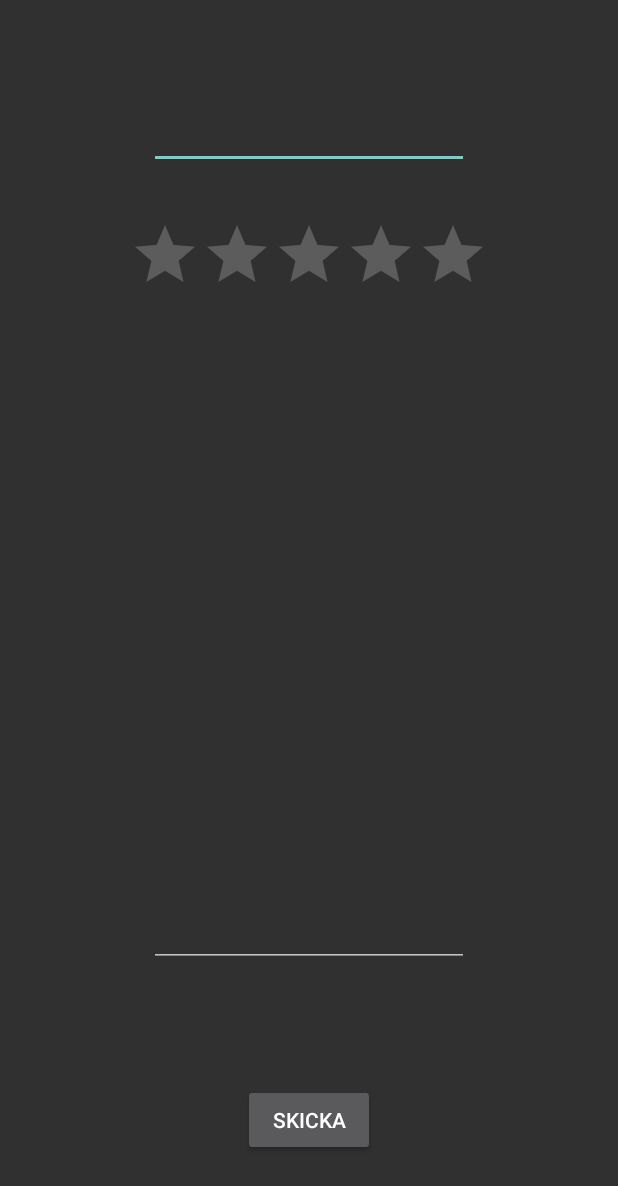
After one commit to Fluchey/PVT_SportApp, an Android app: the placeReviewActivity screen opened directly, with no data from a screen before it, on a phone screen of 412 x 824 dp. The commit adds this screen. Shown: the top 1186 px of the screen. Run offline under Robolectric (Android 15) with nearby library versions, the phone set to English and light mode, and no system bars.

Commit message:
place reviews wip first commit

```diff
--- a/app/src/main/AndroidManifest.xml
+++ b/app/src/main/AndroidManifest.xml
@@ -47,17 +47,15 @@
             android:name="com.sportify.maps.activity.MapsActivity"
             android:exported="true"
             android:label="@string/title_activity_maps" />
-
         <activity
             android:name="com.sportify.userArea.activity.UserAreaActivity"
             android:exported="true" />
-
         <activity android:name="com.sportify.createEvent.activity.CreateEventActivity" />
-
         <activity
             android:name="com.sportify.friends.activity.FriendActivity"
             android:label="@string/title_activity_friend"
-            android:theme="@style/Theme.AppCompat.NoActionBar"></activity>
+            android:theme="@style/Theme.AppCompat.NoActionBar" />
+        <activity android:name="com.sportify.placeReview.activity.placeReviewActivity"></activity>
     </application>
 
 </manifest>
--- a/app/src/main/java/com/sportify/maps/activity/MapsActivity.java
+++ b/app/src/main/java/com/sportify/maps/activity/MapsActivity.java
@@ -28,8 +28,8 @@ public class MapsActivity extends FragmentActivity implements MapsView, OnMapRea
     private MapsPresenter mapsPresenter;
     private SharedPreferences sharedPref;
 
-    private static LatLng STHLM;
-    private static float DEFAULT_ZOOM = 10;
+    private static final LatLng STHLM = new LatLng(59.3293, 18.0686);
+    private static final float DEFAULT_ZOOM = 10;
 
     private GoogleMap mMap;
 
@@ -74,7 +74,7 @@ public class MapsActivity extends FragmentActivity implements MapsView, OnMapRea
         mMap = googleMap;
 
         /* Location of Stockholm */
-        goToLocation(59.3293, 18.0686, DEFAULT_ZOOM);
+        goToLocation(STHLM.latitude, STHLM.longitude, DEFAULT_ZOOM);
 
     }
 
--- /dev/null
+++ b/app/src/main/java/com/sportify/placeReview/activity/placeReviewActivity.java
@@ -0,0 +1,25 @@
+package com.sportify.placeReview.activity;
+
+import android.support.v7.app.AppCompatActivity;
+import android.os.Bundle;
+import android.widget.EditText;
+
+import sportapp.pvt_sportapp.R;
+
+public class placeReviewActivity extends AppCompatActivity {
+    EditText placeName;
+
+    @Override
+    protected void onCreate(Bundle savedInstanceState) {
+        super.onCreate(savedInstanceState);
+        setContentView(R.layout.activity_place_review);
+
+        Bundle b = getIntent().getExtras();
+        String place = "";
+        if(b != null){
+            place = b.getString("place");
+        }
+        placeName = (EditText) findViewById(R.id.placeName);
+        placeName.setText(place);
+    }
+}
--- /dev/null
+++ b/app/src/main/java/com/sportify/placeReview/activity/placeReviewView.java
@@ -0,0 +1,10 @@
+package com.sportify.placeReview.activity;
+
+/**
+ * Created by rasmu on 02/05/2017.
+ */
+
+public interface placeReviewView {
+
+    void submit();
+}
--- /dev/null
+++ b/app/src/main/java/com/sportify/placeReview/presenter/placeReviewPresenter.java
@@ -0,0 +1,8 @@
+package com.sportify.placeReview.presenter;
+
+/**
+ * Created by rasmu on 02/05/2017.
+ */
+
+public interface placeReviewPresenter {
+}
--- /dev/null
+++ b/app/src/main/java/com/sportify/placeReview/presenter/placeReviewPresenterImpl.java
@@ -0,0 +1,8 @@
+package com.sportify.placeReview.presenter;
+
+/**
+ * Created by rasmu on 02/05/2017.
+ */
+
+public class placeReviewPresenterImpl {
+}
--- /dev/null
+++ b/app/src/main/java/com/sportify/placeReview/request/placeReviewRequest.java
@@ -0,0 +1,16 @@
+package com.sportify.placeReview.request;
+
+/**
+ * Created by rasmu on 02/05/2017.
+ */
+
+public interface placeReviewRequest {
+    interface onRequestFinishedListener{
+        void showApiResponse(String... params);
+
+        void closeLoadIndicator();
+
+    }
+
+    void makeApiRequest(String jsonMessage, String endURL);
+}
--- /dev/null
+++ b/app/src/main/java/com/sportify/placeReview/request/placeReviewRequestImpl.java
@@ -0,0 +1,8 @@
+package com.sportify.placeReview.request;
+
+/**
+ * Created by rasmu on 02/05/2017.
+ */
+
+public class placeReviewRequestImpl {
+}
--- /dev/null
+++ b/app/src/main/res/layout/activity_place_review.xml
@@ -0,0 +1,48 @@
+<?xml version="1.0" encoding="utf-8"?>
+<RelativeLayout xmlns:android="http://schemas.android.com/apk/res/android"
+    xmlns:app="http://schemas.android.com/apk/res-auto"
+    xmlns:tools="http://schemas.android.com/tools"
+    android:layout_width="match_parent"
+    android:layout_height="match_parent"
+    tools:context="com.sportify.placeReview.activity.placeReviewActivity">
+
+    <RatingBar
+        android:id="@+id/ratingBar"
+        android:layout_width="wrap_content"
+        android:layout_height="wrap_content"
+        tools:layout_editor_absoluteX="71dp"
+        tools:layout_editor_absoluteY="160dp"
+        android:layout_marginTop="33dp"
+        android:layout_below="@+id/placeName"
+        android:layout_centerHorizontal="true" />
+
+    <EditText
+        android:id="@+id/placeName"
+        android:layout_width="wrap_content"
+        android:layout_height="wrap_content"
+        android:layout_alignParentTop="true"
+        android:layout_centerHorizontal="true"
+        android:layout_marginTop="67dp"
+        android:ems="10"
+        android:inputType="none"
+        android:text="Plats" />
+
+    <EditText
+        android:id="@+id/reviewText"
+        android:layout_width="wrap_content"
+        android:layout_height="wrap_content"
+        android:ems="10"
+        android:inputType="textMultiLine"
+        android:layout_above="@+id/submitButton"
+        android:layout_alignStart="@+id/placeName"
+        android:layout_marginBottom="78dp" />
+
+    <Button
+        android:id="@+id/submitButton"
+        android:layout_width="wrap_content"
+        android:layout_height="wrap_content"
+        android:layout_alignParentBottom="true"
+        android:layout_centerHorizontal="true"
+        android:layout_marginBottom="53dp"
+        android:text="@string/submit_button" />
+</RelativeLayout>
--- a/app/src/main/res/values/strings.xml
+++ b/app/src/main/res/values/strings.xml
@@ -62,4 +62,7 @@
     <string name="map_type_terrain">Terrain</string>
     <string name="map_type_satellite">Satellite</string>
     <string name="map_type_hybrid">Hybrid</string>
+
+    /* Strings review */
+    <string name="submit_button">Skicka</string>
 </resources>
```
